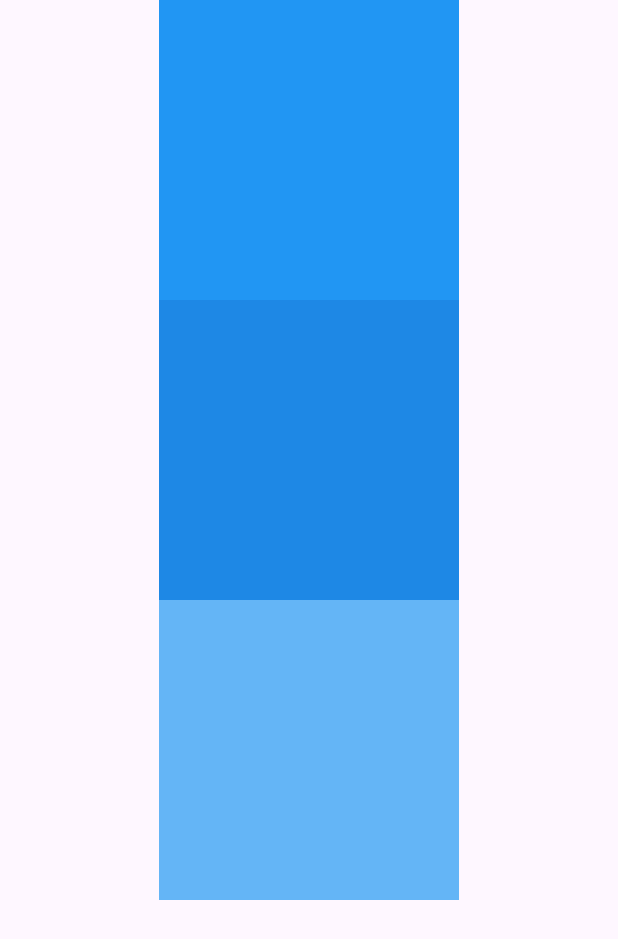
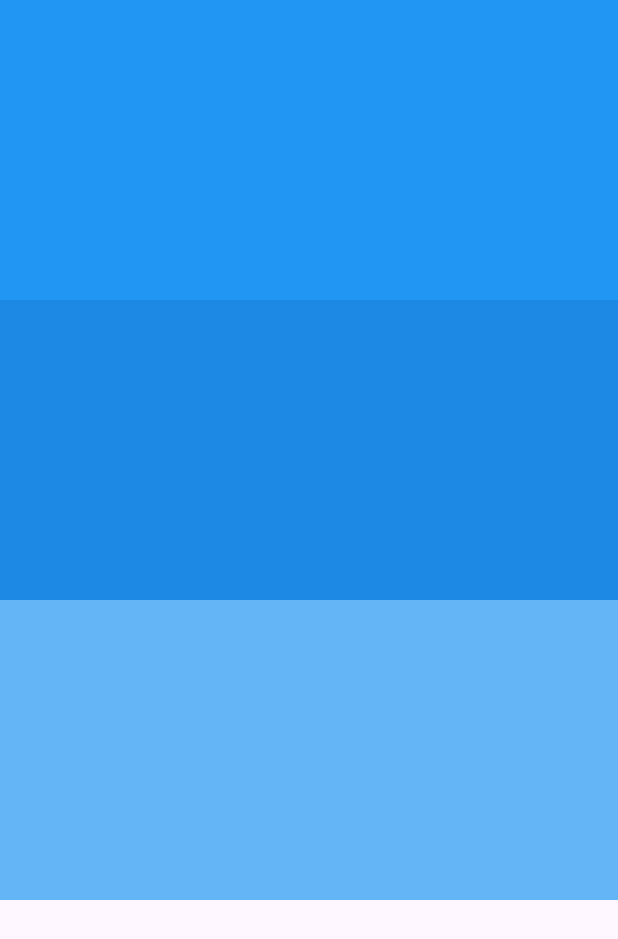
Before and after one commit to adedayo924/Flutter-App-Development-Training, a Flutter app: the screen it shows after launch, on a phone screen of 412 x 824 dp. Shown: the top 939 px of the screen. Run offline on Flutter 3.47's test engine with Material 3 defaults, Android fonts, the light colour scheme and no system bars.

Commit message:
used ListView instead of Column or row to overcome overflow at higher screen size

```diff
--- a/Beginner_Projects/overcoming_overflow/lib/main.dart
+++ b/Beginner_Projects/overcoming_overflow/lib/main.dart
@@ -13,7 +13,7 @@ class MainApp extends StatelessWidget {
       debugShowCheckedModeBanner: false,
       home: Scaffold(
         body: Center(
-            child: Column(
+            child: ListView(
           children: [
             Container(
               width: 200,
```
